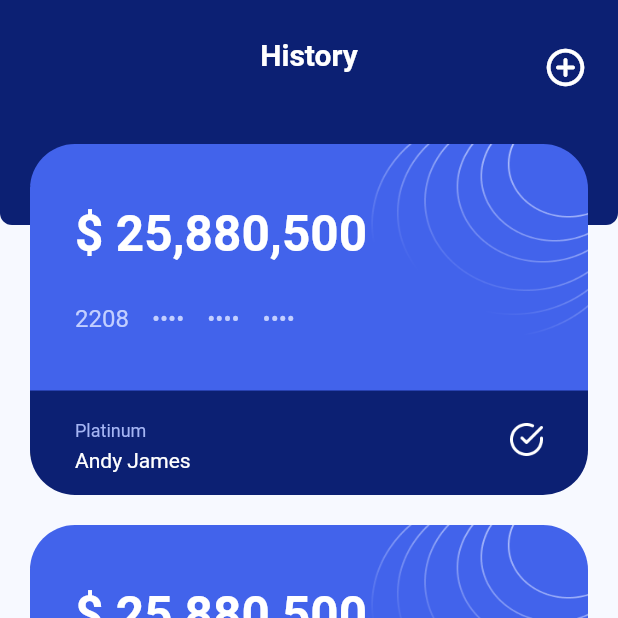
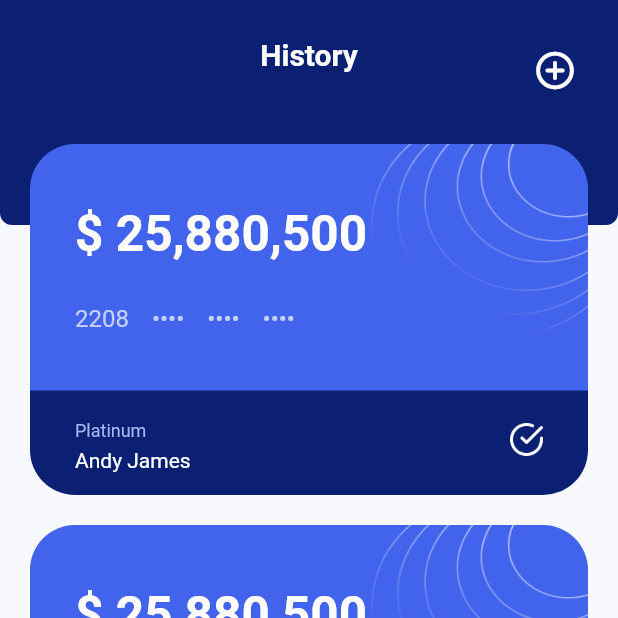
Before and after one commit to aisivan36/infinite_pay_ui, a Flutter app: the screen it shows after launch, item 2 of the bottom bar chosen, on a phone screen of 412 x 824 dp, the top half of it. Run offline on Flutter 3.47's test engine with Material 2 defaults, Android fonts, the light colour scheme and no system bars.

Commit message:
fixed button and some possition that are not absolutely centered

```diff
--- a/lib/screens/history/history_screen.dart
+++ b/lib/screens/history/history_screen.dart
@@ -1,3 +1,4 @@
+import 'package:flutter/cupertino.dart';
 import 'package:flutter/material.dart';
 import 'package:infinite_pay_ui/widgets/card_overlay.dart';
 
@@ -32,10 +33,13 @@ class HistoryScreen extends StatelessWidget {
                         color: Color(0xff0c2073),
                       ),
                       child: Padding(
-                        padding: const EdgeInsets.only(top: 25.0),
-                        child: Row(
-                          mainAxisAlignment: MainAxisAlignment.center,
-                          crossAxisAlignment: CrossAxisAlignment.start,
+                        padding: const EdgeInsets.only(
+                          top: 25.0,
+                          left: 20,
+                          right: 20,
+                        ),
+                        child: Stack(
+                          alignment: Alignment.topCenter,
                           children: [
                             Text(
                               title,
@@ -47,19 +51,39 @@ class HistoryScreen extends StatelessWidget {
                                 fontWeight: FontWeight.w600,
                               ),
                             ),
+                            Align(
+                              alignment: Alignment.topRight,
+                              child: CupertinoButton(
+                                // color: Colors.red,
+                                padding: const EdgeInsets.all(0),
+                                pressedOpacity: .4,
+                                onPressed: () {},
+                                child: const Icon(
+                                  Icons.add_circle_outline_rounded,
+                                  color: Colors.white,
+                                  size: 30,
+                                ),
+                              ),
+                            ),
                           ],
                         ),
                       ),
                     ),
-                    const Positioned(
-                      top: 30,
-                      right: 20,
-                      child: Icon(
-                        Icons.add_circle_outline_rounded,
-                        color: Colors.white,
-                        size: 30,
-                      ),
-                    ),
+                    // Positioned(
+                    //   top: 30,
+                    //   right: 20,
+                    //   child: CupertinoButton(
+                    //     // color: Colors.red,
+                    //     padding: const EdgeInsets.all(0),
+                    //     pressedOpacity: .4,
+                    //     onPressed: () {},
+                    //     child: const Icon(
+                    //       Icons.add_circle_outline_rounded,
+                    //       color: Colors.white,
+                    //       size: 30,
+                    //     ),
+                    //   ),
+                    // ),
 
                     /// Lists of cards
 
```
